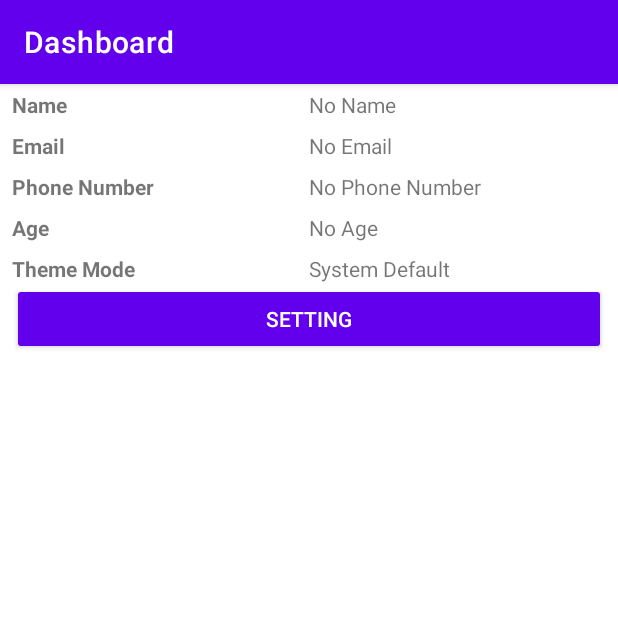
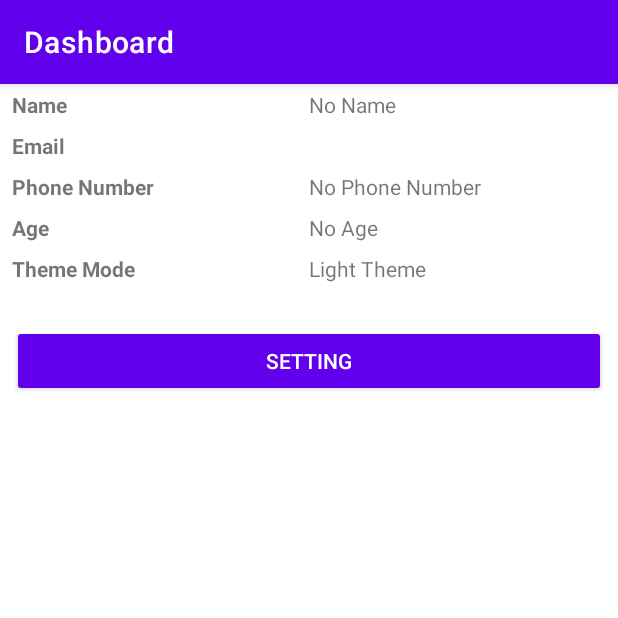
Before and after one commit to ghulam46/-IF06TI2-18102194-GHULAM-AMMAR-YANUAR-, an Android app: the screen it shows after launch (MainActivity), on a phone screen of 412 x 824 dp, the top half of it. Run offline under Robolectric (Android 15) with nearby library versions, the phone set to English and light mode, and no system bars; our stand-ins replace data binding.

Commit message:
finish prak 9

```diff
--- a/SharedPreferences/app/src/main/java/com/ghulam_18102194/praktikum9/MainActivity.kt
+++ b/SharedPreferences/app/src/main/java/com/ghulam_18102194/praktikum9/MainActivity.kt
@@ -1,15 +1,55 @@
 package com.ghulam_18102194.praktikum9
 
+import android.content.Intent
 import androidx.appcompat.app.AppCompatActivity
 import android.os.Bundle
+import androidx.appcompat.app.AppCompatDelegate
+import com.ghulam_18102194.praktikum9.data.SettingModel
 import com.ghulam_18102194.praktikum9.databinding.ActivityMainBinding
+import com.ghulam_18102194.praktikum9.preferences.SettingPreference
 
 class MainActivity : AppCompatActivity() {
+    companion object {
+        private const val REQUEST_CODE = 100
+    }
+    private lateinit var settingModel: SettingModel
     private lateinit var binding: ActivityMainBinding
+    private lateinit var mSettingPreference: SettingPreference
     override fun onCreate(savedInstanceState: Bundle?) {
         super.onCreate(savedInstanceState)
         binding = ActivityMainBinding.inflate(layoutInflater)
+        binding.act = this
         setContentView(binding.root)
         supportActionBar?.title = getString(R.string.main_title)
+        mSettingPreference = SettingPreference(this)
+        showExistingPreference()
     }
+    private fun showExistingPreference() {
+        settingModel = mSettingPreference.getSetting()
+        populateView(settingModel)
+    }
+    private fun populateView(settingModel: SettingModel) {
+        if (settingModel.isDarkTheme) {
+            AppCompatDelegate.setDefaultNightMode(AppCompatDelegate.MODE_NIGHT_YES)
+            delegate.applyDayNight()
+        }
+        else {
+            AppCompatDelegate.setDefaultNightMode(AppCompatDelegate.MODE_NIGHT_NO)
+            delegate.applyDayNight()
+        }
+        binding.settingModel = settingModel
+    }
+    fun openSetting(){
+        val intent = Intent(this@MainActivity, SettingPreferenceActivity::class.java)
+        startActivityForResult(intent, REQUEST_CODE)
+    }
+    override fun onActivityResult(requestCode: Int, resultCode: Int, data: Intent?) {
+        super.onActivityResult(requestCode, resultCode, data)
+        if (requestCode == REQUEST_CODE) {
+            if (resultCode == SettingPreferenceActivity.RESULT_CODE) {
+                showExistingPreference()
+            }
+        }
+    }
+
 }
--- a/SharedPreferences/app/src/main/res/layout/activity_main.xml
+++ b/SharedPreferences/app/src/main/res/layout/activity_main.xml
@@ -1,8 +1,18 @@
 <?xml version="1.0" encoding="utf-8"?>
+<layout xmlns:android="http://schemas.android.com/apk/res/android"
+    xmlns:app="http://schemas.android.com/apk/res-auto"
+    xmlns:tools="http://schemas.android.com/tools">
+    <data>
+        <import type="android.text.TextUtils"/>
+        <variable
+            name="settingModel"
+            type="com.ghulam_18102194.praktikum9.data.SettingModel" />
+        <variable
+            name="act"
+            type="com.ghulam_18102194.praktikum9.MainActivity" />
+    </data>
+
 <androidx.constraintlayout.widget.ConstraintLayout
-    xmlns:android="http://schemas.android.com/apk/res/android"
-    xmlns:app="http://schemas.android.com/apk/res-auto"
-    xmlns:tools="http://schemas.android.com/tools"
     android:layout_width="match_parent"
     android:layout_height="match_parent"
     android:orientation="vertical">
@@ -28,7 +38,8 @@
         app:layout_constraintEnd_toEndOf="parent"
         app:layout_constraintStart_toEndOf="@+id/textView"
         app:layout_constraintTop_toTopOf="parent"
-        android:text="@string/default_name" />
+        android:text="@{TextUtils.isEmpty(settingModel.name) ? @string/default_name : settingModel.name}"/>
+
     <TextView
         android:id="@+id/textView2"
         android:layout_width="0dp"
@@ -47,7 +58,7 @@
         app:layout_constraintEnd_toEndOf="@+id/tv_name"
         app:layout_constraintStart_toStartOf="@+id/tv_name"
         app:layout_constraintTop_toBottomOf="@+id/tv_name"
-        android:text="@string/default_email" />
+        android:text="@{settingModel.email}"/>
     <TextView
         android:id="@+id/textView3"
         android:layout_width="0dp"
@@ -66,7 +77,7 @@
         app:layout_constraintEnd_toEndOf="@+id/tv_email"
         app:layout_constraintStart_toStartOf="@+id/tv_email"
         app:layout_constraintTop_toBottomOf="@+id/tv_email"
-        android:text="@string/default_phone" />
+        android:text="@{TextUtils.isEmpty(settingModel.phoneNumber) ? @string/default_phone :settingModel.phoneNumber}" />
     <TextView
         android:id="@+id/textView4"
         android:layout_width="0dp"
@@ -85,7 +96,7 @@
         app:layout_constraintEnd_toEndOf="@+id/tv_phone"
         app:layout_constraintStart_toStartOf="@+id/tv_phone"
         app:layout_constraintTop_toBottomOf="@+id/tv_phone"
-        android:text="@string/default_age" />
+        android:text="@{settingModel.age > 0 ? ``+settingModel.age : @string/default_age }" />
     <TextView
         android:id="@+id/textView5"
         android:layout_width="0dp"
@@ -104,16 +115,21 @@
         app:layout_constraintEnd_toEndOf="@+id/tv_age"
         app:layout_constraintStart_toStartOf="@+id/tv_age"
         app:layout_constraintTop_toBottomOf="@+id/tv_age"
-        android:text="@string/default_theme" />
+        android:text="@{settingModel.isDarkTheme == true ? @string/dark_theme : @string/light_theme}" />
+
     <Button
         android:id="@+id/btn_save"
         style="@style/Base.Widget.AppCompat.Button.Colored"
         android:layout_width="0dp"
         android:layout_height="wrap_content"
         android:layout_marginStart="8dp"
+        android:layout_marginTop="28dp"
         android:layout_marginEnd="8dp"
         android:text="@string/setting"
         app:layout_constraintEnd_toEndOf="parent"
+        app:layout_constraintHorizontal_bias="0.0"
         app:layout_constraintStart_toStartOf="parent"
-        app:layout_constraintTop_toBottomOf="@+id/textView5" />
+        app:layout_constraintTop_toBottomOf="@+id/textView5"
+        android:onClick="@{() -> act.openSetting()}"/>
 </androidx.constraintlayout.widget.ConstraintLayout>
+</layout>
--- a/SharedPreferences/app/src/main/res/values/strings.xml
+++ b/SharedPreferences/app/src/main/res/values/strings.xml
@@ -13,6 +13,7 @@
     <string name="setting">SETTING</string>
     <string name="main_title">Dashboard</string>
     <string name="dark_theme">Dark Theme</string>
+    <string name="light_theme">Light Theme</string>
     <string name="yes">Yes</string>
     <string name="no">No</string>
     <string name="save">SIMPAN</string>
```
